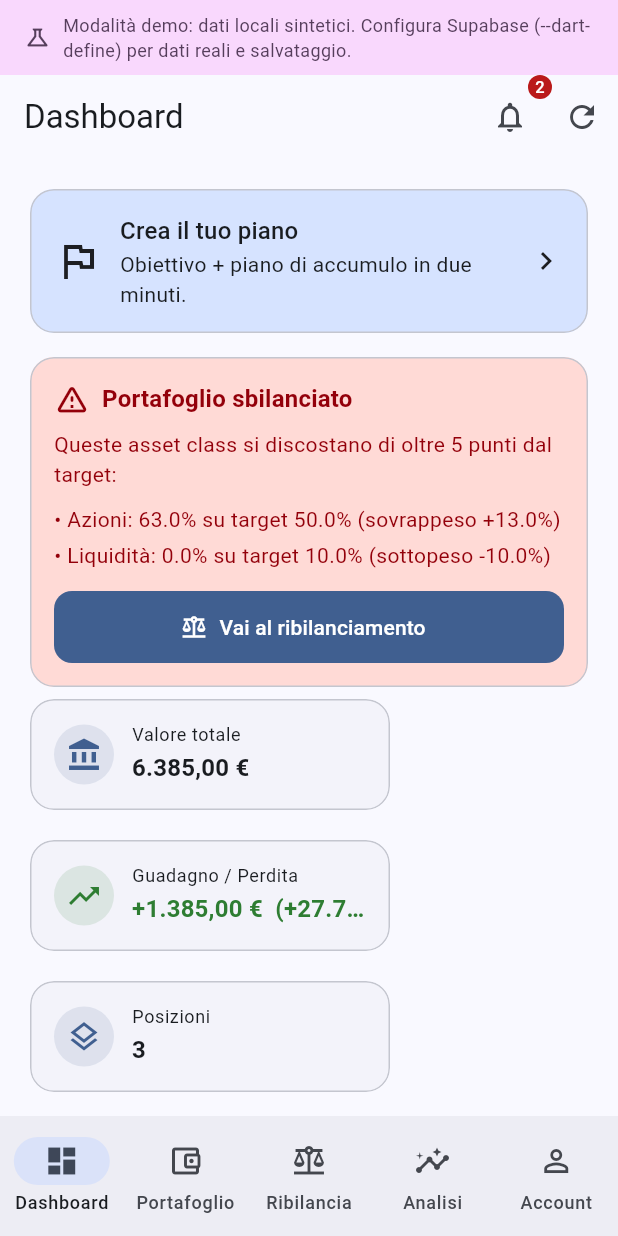
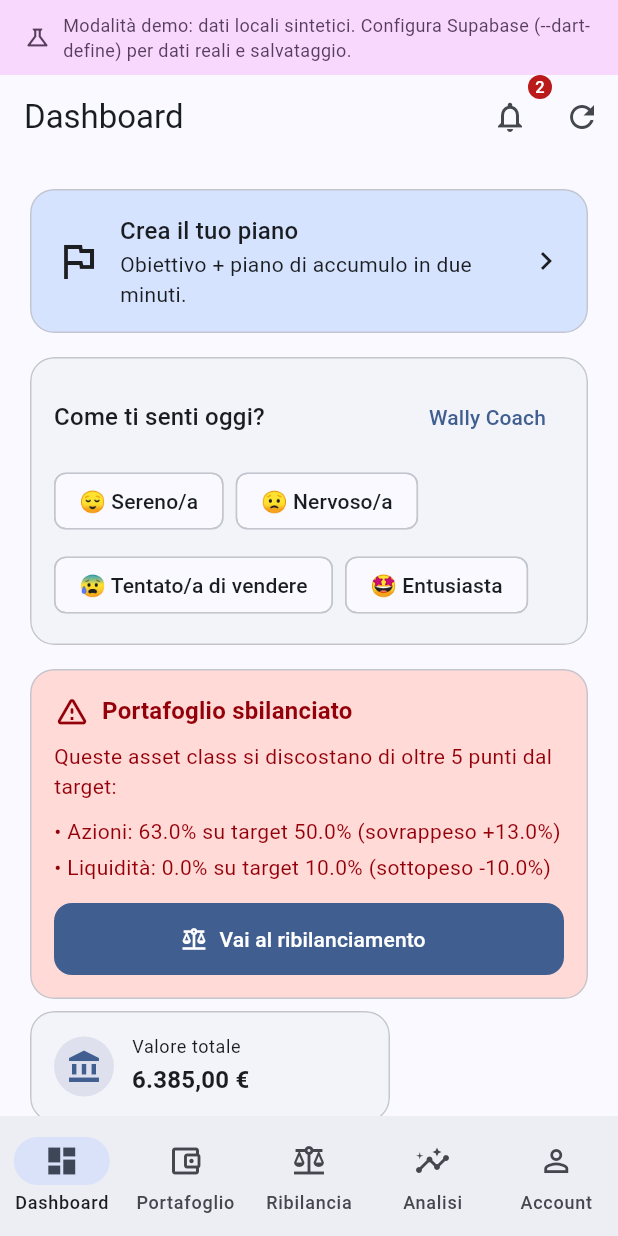
Before and after one commit to giaco-mix/wally, a Flutter app: the screen it shows after launch, on a phone screen of 412 x 824 dp. Run offline on Flutter 3.47's test engine with Material 3 defaults, Android fonts, the phone set to English and light mode, and no system bars; our stand-ins replace fl_chart, flutter_riverpod, go_router, supabase_flutter; accounts and stored records are empty.

Commit message:
Fase 4: modulo comportamentale (Wally Coach)
- Check-in dello stato d'animo (mood) con risposte empatiche di coaching;
  tabella mood_checkins con RLS, repo (Supabase + InMemory), provider
- Intervento anti panic-sell: rilevamento giornata rossa (day-change del
  portafoglio) o umore a rischio -> card calmante con contesto storico e
  "costo del mollare" basato sulla proiezione del piano
- Metrica "not-quitter" (quante volte sei rimasto nei momenti difficili)
- Pillole di finanza comportamentale (tip del giorno)
- Schermata /coach, CoachCard + check-in in dashboard, entry da Account
- apply_all.sql aggiornato con mood_checkins

Completa la roadmap a 4 fasi. Richiede migration 20260531170000_mood_checkins.sql.

Co-Authored-By: Claude Opus 4.7 <noreply@anthropic.com>

```diff
--- a/lib/core/router/app_router.dart
+++ b/lib/core/router/app_router.dart
@@ -8,6 +8,7 @@ import '../../features/auth/presentation/account_screen.dart';
 import '../../features/auth/presentation/login_screen.dart';
 import '../../features/auth/presentation/signup_screen.dart';
 import '../../features/auth/providers/auth_providers.dart';
+import '../../features/coach/presentation/coach_screen.dart';
 import '../../features/dashboard/presentation/dashboard_screen.dart';
 import '../../features/plan/presentation/onboarding_screen.dart';
 import '../../features/plan/presentation/plan_screen.dart';
@@ -86,6 +87,10 @@ final routerProvider = Provider<GoRouter>((ref) {
                 const NoTransitionPage(child: NotificationsScreen()),
           ),
           GoRoute(
+            path: '/coach',
+            pageBuilder: (_, _) => const NoTransitionPage(child: CoachScreen()),
+          ),
+          GoRoute(
             path: '/account',
             pageBuilder: (_, _) =>
                 const NoTransitionPage(child: AccountScreen()),
--- a/lib/features/auth/presentation/account_screen.dart
+++ b/lib/features/auth/presentation/account_screen.dart
@@ -34,6 +34,14 @@ class AccountScreen extends ConsumerWidget {
           Card(
             child: Column(
               children: [
+                ListTile(
+                  leading: const Icon(Icons.self_improvement),
+                  title: const Text('Wally Coach'),
+                  subtitle: const Text('Check-in e supporto comportamentale'),
+                  trailing: const Icon(Icons.chevron_right),
+                  onTap: () => context.go('/coach'),
+                ),
+                const Divider(height: 1),
                 ListTile(
                   leading: const Icon(Icons.account_balance_outlined),
                   title: const Text('Piattaforme e commissioni'),
--- /dev/null
+++ b/lib/features/coach/domain/mood.dart
@@ -0,0 +1,40 @@
+/// Stato d'animo dell'investitore al momento del check-in.
+enum Mood {
+  serene('Sereno/a', '😌'),
+  nervous('Nervoso/a', '😟'),
+  tempted('Tentato/a di vendere', '😰'),
+  excited('Entusiasta', '🤩');
+
+  const Mood(this.label, this.emoji);
+  final String label;
+  final String emoji;
+
+  /// Vero per gli stati a rischio di decisioni impulsive.
+  bool get isAtRisk => this == Mood.nervous || this == Mood.tempted;
+
+  /// Risposta empatica e di coaching, in linea col tono di Wally.
+  String get coachResponse => switch (this) {
+        Mood.serene =>
+          'Che bello. La serenità è la migliore alleata dell\'investitore di '
+              'lungo periodo: continua così, senza guardare il portafoglio ogni '
+              'cinque minuti. 😌',
+        Mood.nervous =>
+          'È normale sentirsi nervosi quando i mercati ballano. Ma il tuo piano '
+              'è costruito proprio per attraversare queste fasi. Respira: non '
+              'devi fare nulla. Restare è già la scelta giusta.',
+        Mood.tempted =>
+          'Fermati un attimo. La voglia di vendere arriva quasi sempre nel '
+              'momento peggiore: vendere ora cristallizza la perdita e ti fa '
+              'rischiare di perderti il recupero. Storicamente il mercato ha '
+              'sempre recuperato. Sei un not-quitter: non mollare adesso. 💪',
+        Mood.excited =>
+          'Bello l\'entusiasmo! Occhio però a non farti tentare da mosse '
+              'impulsive o dal voler "investire di più perché tutto sale". '
+              'Mantieni il piano e la disciplina del PAC.',
+      };
+
+  static Mood fromName(String? name) => Mood.values.firstWhere(
+        (m) => m.name == name,
+        orElse: () => Mood.serene,
+      );
+}
--- a/lib/features/dashboard/presentation/dashboard_screen.dart
+++ b/lib/features/dashboard/presentation/dashboard_screen.dart
@@ -8,6 +8,7 @@ import '../../portfolio/domain/position.dart';
 import '../../portfolio/providers/portfolio_providers.dart';
 import '../../rebalance/providers/rebalance_providers.dart';
 import 'widgets/allocation_pie.dart';
+import 'widgets/coach_card.dart';
 import 'widgets/costs_card.dart';
 import 'widgets/performance_chart.dart';
 import 'widgets/plan_card.dart';
@@ -103,6 +104,8 @@ class _DashboardBody extends StatelessWidget {
       children: [
         const PlanCard(),
         const SizedBox(height: 8),
+        const CoachCard(),
+        const SizedBox(height: 8),
         const RebalanceAlert(),
         Wrap(
           spacing: 12,
--- /dev/null
+++ b/lib/features/dashboard/presentation/widgets/coach_card.dart
@@ -0,0 +1,91 @@
+import 'package:flutter/material.dart';
+import 'package:flutter_riverpod/flutter_riverpod.dart';
+import 'package:go_router/go_router.dart';
+
+import '../../../coach/domain/mood.dart';
+import '../../../coach/providers/coach_providers.dart';
+
+/// Card del coach in dashboard: in giornate difficili diventa un invito alla
+/// calma; altrimenti un check-in veloce dell'umore.
+class CoachCard extends ConsumerWidget {
+  const CoachCard({super.key});
+
+  @override
+  Widget build(BuildContext context, WidgetRef ref) {
+    final panic = ref.watch(showPanicInterventionProvider);
+    final scheme = Theme.of(context).colorScheme;
+
+    if (panic) {
+      return Card(
+        color: scheme.errorContainer,
+        child: InkWell(
+          onTap: () => context.go('/coach'),
+          borderRadius: BorderRadius.circular(16),
+          child: Padding(
+            padding: const EdgeInsets.all(16),
+            child: Row(
+              children: [
+                Icon(Icons.self_improvement, color: scheme.onErrorContainer),
+                const SizedBox(width: 12),
+                Expanded(
+                  child: Column(
+                    crossAxisAlignment: CrossAxisAlignment.start,
+                    children: [
+                      Text('Giornata difficile? Respira.',
+                          style: Theme.of(context).textTheme.titleMedium?.copyWith(
+                                color: scheme.onErrorContainer,
+                                fontWeight: FontWeight.bold,
+                              )),
+                      Text('Apri Wally Coach prima di prendere decisioni d\'impulso.',
+                          style: TextStyle(color: scheme.onErrorContainer)),
+                    ],
+                  ),
+                ),
+                Icon(Icons.chevron_right, color: scheme.onErrorContainer),
+              ],
+            ),
+          ),
+        ),
+      );
+    }
+
+    return Card(
+      child: Padding(
+        padding: const EdgeInsets.all(16),
+        child: Column(
+          crossAxisAlignment: CrossAxisAlignment.start,
+          children: [
+            Row(
+              children: [
+                Text('Come ti senti oggi?',
+                    style: Theme.of(context).textTheme.titleMedium),
+                const Spacer(),
+                TextButton(
+                  onPressed: () => context.go('/coach'),
+                  child: const Text('Wally Coach'),
+                ),
+              ],
+            ),
+            const SizedBox(height: 8),
+            Wrap(
+              spacing: 8,
+              runSpacing: 8,
+              children: [
+                for (final m in Mood.values)
+                  ActionChip(
+                    label: Text('${m.emoji} ${m.label}'),
+                    onPressed: () {
+                      ref
+                          .read(moodCheckinsControllerProvider.notifier)
+                          .record(m);
+                      context.go('/coach');
+                    },
+                  ),
+              ],
+            ),
+          ],
+        ),
+      ),
+    );
+  }
+}
```
Also changed, not shown: lib/features/coach/domain/behavior_tips.dart (added, +29 -0 lines), lib/features/coach/domain/mood_checkin.dart (added, +18 -0 lines), lib/features/coach/presentation/coach_screen.dart (added, +229 -0 lines), lib/features/coach/providers/coach_providers.dart (added, +72 -0 lines), lib/features/portfolio/data/portfolio_repository.dart (+38 -0 lines), 2 other files.
